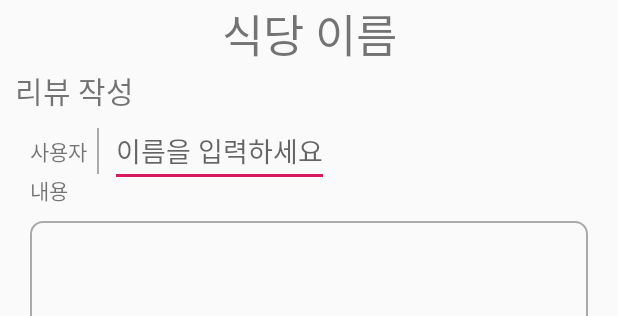
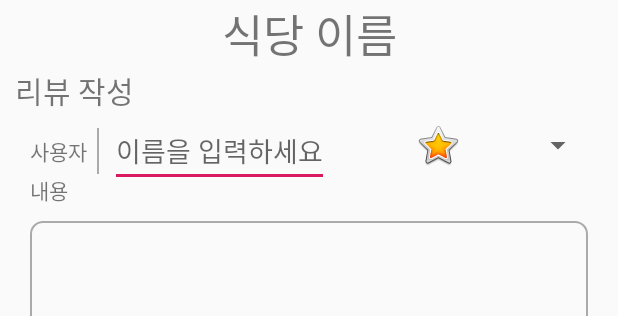
Before and after one commit to mobileappprogrammingproject/team9_project, an Android app: the layout activity_review.xml on its own in the app's theme, with its tools: preview values and no code run, on a phone screen of 412 x 824 dp. Shown: the top 316 px of the screen. Run offline under Robolectric (Android 15) with nearby library versions, the phone set to English and light mode, and no system bars.

Commit message:
ReviewActivity, activity_review.xml

```diff
--- a/app/src/main/res/layout/activity_review.xml
+++ b/app/src/main/res/layout/activity_review.xml
@@ -36,6 +36,8 @@
         android:background="@drawable/lines"
         app:layout_constraintStart_toStartOf="parent"
         app:layout_constraintTop_toBottomOf="@id/reviewWRITE" />
+
+
 
     <EditText
         android:id="@+id/userName"
@@ -86,6 +88,26 @@
         app:layout_constraintStart_toStartOf="parent"
         android:background="@drawable/button_stroke"/>
 
+    <Spinner
+        android:id="@+id/spinner"
+        android:layout_width="80dp"
+        android:layout_height="40dp"
+        android:layout_marginEnd="16dp"
+        app:layout_constraintEnd_toEndOf="parent"
+        app:layout_constraintTop_toTopOf="@+id/userName" />
+
+    <ImageView
+        android:id="@+id/imageView3"
+        android:layout_width="wrap_content"
+        android:layout_height="wrap_content"
+        android:layout_marginStart="8dp"
+        android:layout_marginTop="4dp"
+        android:layout_marginEnd="8dp"
+        app:layout_constraintEnd_toStartOf="@+id/spinner"
+        app:layout_constraintHorizontal_bias="1.0"
+        app:layout_constraintStart_toEndOf="@+id/userName"
+        app:layout_constraintTop_toTopOf="@+id/spinner"
+        app:srcCompat="@android:drawable/btn_star_big_on" />
 
 
 </android.support.constraint.ConstraintLayout>
--- a/app/src/main/res/layout/reviewlist.xml
+++ b/app/src/main/res/layout/reviewlist.xml
@@ -13,12 +13,14 @@
         app:layout_constraintBottom_toBottomOf="@+id/star"
         app:layout_constraintEnd_toEndOf="parent"
         app:layout_constraintHorizontal_bias="0.0"
-        app:layout_constraintStart_toStartOf="parent" />
+        app:layout_constraintStart_toStartOf="parent"
+        android:textStyle="bold"/>
 
     <ImageView
         android:id="@+id/star"
         android:layout_width="20dp"
         android:layout_height="20dp"
+        android:layout_marginLeft="10dp"
         android:background="@android:drawable/btn_star_big_on"
         app:layout_constraintStart_toEndOf="@+id/name_tv"
         app:layout_constraintTop_toTopOf="parent" />
```
Also changed, not shown: app/src/main/java/edu/skku/shinhyunjee/team9_project/ReviewActivity.java (+94 -9 lines), app/src/main/java/edu/skku/shinhyunjee/team9_project/ReviewPost.java (+11 -0 lines).
